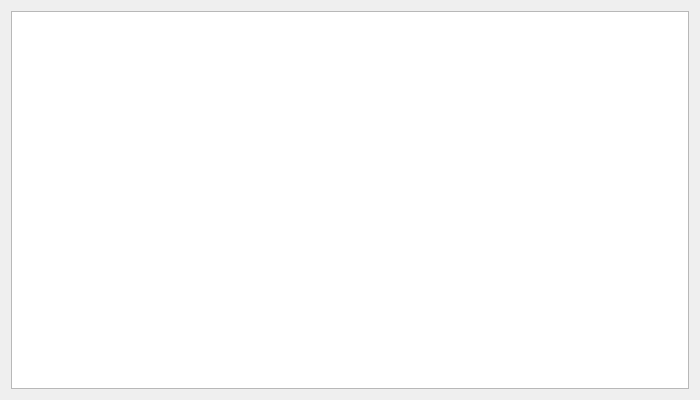
This is widget.ui in melihcicek/Crypto-currency-api-demo as Qt 5 draws it before an edit. The edited form follows.
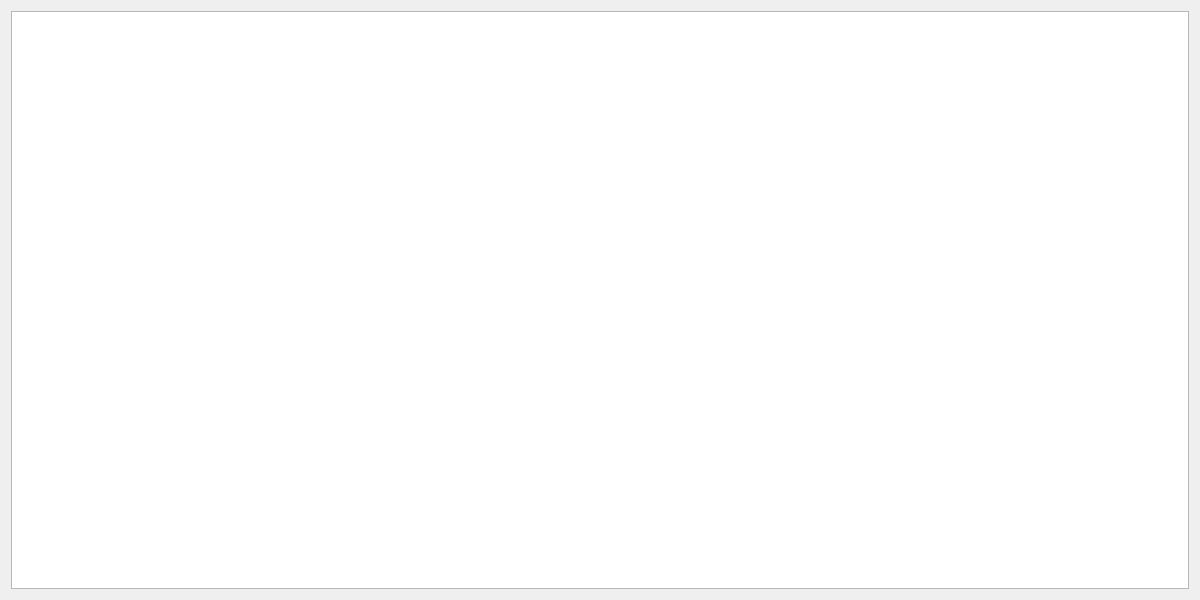
This is the edited form.

Commit message: change proper widget size

Diff of the .ui file:
```diff
--- a/widget.ui
+++ b/widget.ui
@@ -6,8 +6,8 @@
    <rect>
     <x>0</x>
     <y>0</y>
-    <width>700</width>
-    <height>400</height>
+    <width>1200</width>
+    <height>600</height>
    </rect>
   </property>
   <property name="windowTitle">
```
